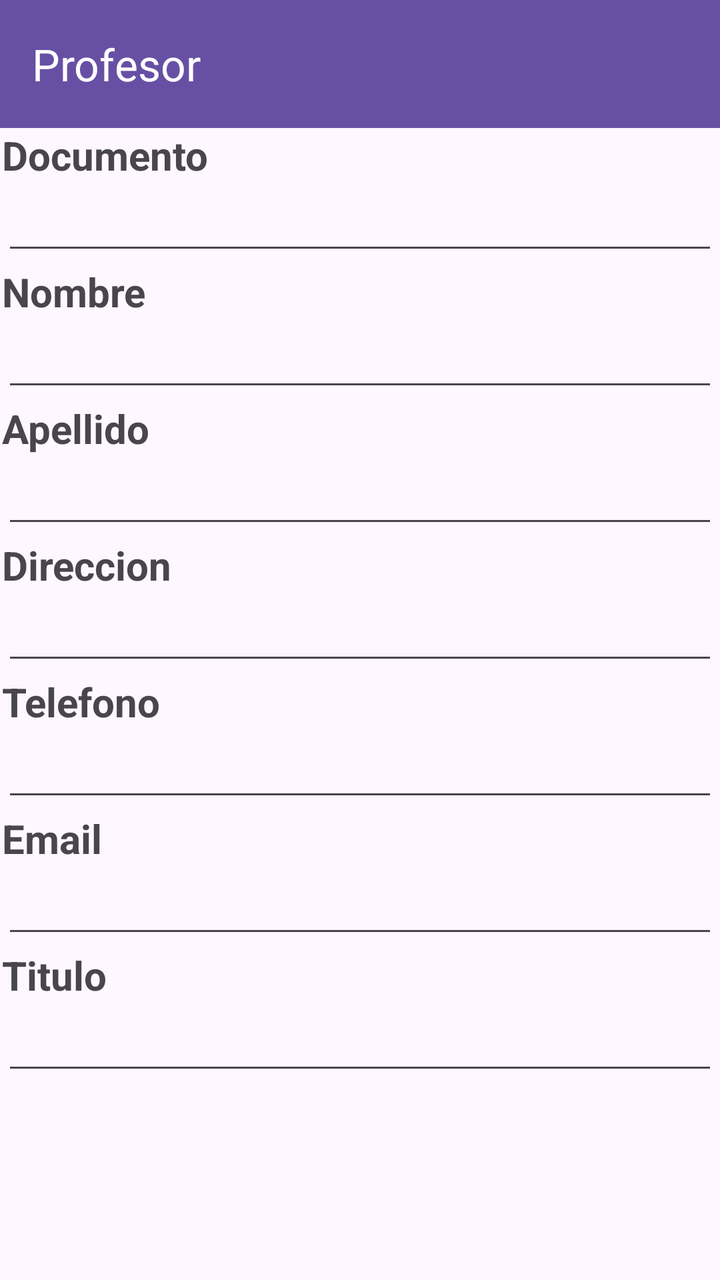
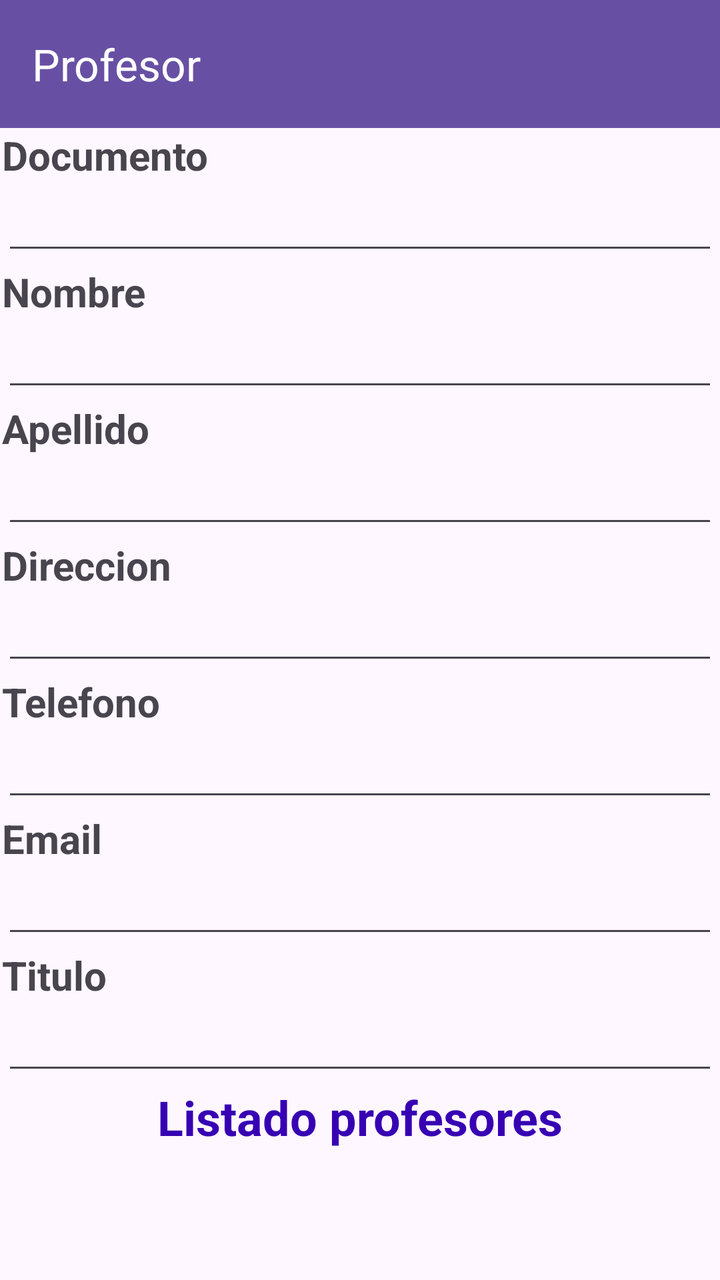

An Android layout rendered at two revisions. The XML below is the earlier revision; the diff shows what the commit changed to produce the second picture.
<!-- AndroidManifest.xml: application theme Theme.AppColegio3235588 -->
<!-- res/layout/activity_profesor.xml -->
<?xml version="1.0" encoding="utf-8"?>
<androidx.constraintlayout.widget.ConstraintLayout xmlns:android="http://schemas.android.com/apk/res/android"
    xmlns:app="http://schemas.android.com/apk/res-auto"
    xmlns:tools="http://schemas.android.com/tools"
    android:id="@+id/main"
    android:layout_width="match_parent"
    android:layout_height="match_parent"
    tools:context=".ProfesorActivity">

    <com.google.android.material.appbar.MaterialToolbar
        android:id="@+id/ToolbarProfesor"
        android:layout_width="0dp"
        android:layout_height="wrap_content"
        android:layout_marginBottom="1dp"
        android:background="?attr/colorPrimary"
        app:layout_constraintBottom_toTopOf="@+id/linearLayout2"
        app:layout_constraintEnd_toEndOf="parent"
        app:layout_constraintStart_toStartOf="parent"
        app:layout_constraintTop_toTopOf="parent"
        app:title="Profesor"
        app:titleTextColor="@android:color/white" />

    <LinearLayout
        android:layout_width="0dp"
        android:layout_height="0dp"
        android:layout_marginStart="1dp"
        android:layout_marginEnd="1dp"
        android:layout_marginBottom="1dp"
        android:orientation="vertical"
        app:layout_constraintBottom_toBottomOf="parent"
        app:layout_constraintEnd_toEndOf="parent"
        app:layout_constraintStart_toStartOf="parent"
        app:layout_constraintTop_toBottomOf="@+id/ToolbarProfesor">

        <TextView
            android:id="@+id/textView"
            android:layout_width="match_parent"
            android:layout_height="wrap_content"
            android:text="Documento"
            android:textSize="20sp"
            android:textStyle="bold" />

        <EditText
            android:id="@+id/TxtDocProf"
            android:layout_width="match_parent"
            android:layout_height="wrap_content"
            android:ems="10"
            android:inputType="number" />

        <TextView
            android:id="@+id/textView6"
            android:layout_width="match_parent"
            android:layout_height="wrap_content"
            android:text="Nombre"
            android:textSize="20sp"
            android:textStyle="bold" />

        <EditText
            android:id="@+id/TxtNomProf"
            android:layout_width="match_parent"
            android:layout_height="wrap_content"
            android:ems="10"
            android:inputType="text" />

        <TextView
            android:id="@+id/textView7"
            android:layout_width="match_parent"
            android:layout_height="wrap_content"
            android:text="Apellido"
            android:textSize="20sp"
            android:textStyle="bold" />

        <EditText
            android:id="@+id/TxtApeProf"
            android:layout_width="match_parent"
            android:layout_height="wrap_content"
            android:ems="10"
            android:inputType="text" />

        <TextView
            android:id="@+id/textView8"
            android:layout_width="match_parent"
            android:layout_height="wrap_content"
            android:text="Direccion"
            android:textSize="20sp"
            android:textStyle="bold" />

        <EditText
            android:id="@+id/TxtDireProf"
            android:layout_width="match_parent"
            android:layout_height="wrap_content"
            android:ems="10"
            android:inputType="text" />

        <TextView
            android:id="@+id/textView9"
            android:layout_width="match_parent"
            android:layout_height="wrap_content"
            android:text="Telefono"
            android:textSize="20sp"
            android:textStyle="bold" />

        <EditText
            android:id="@+id/TxtTelProf"
            android:layout_width="match_parent"
            android:layout_height="wrap_content"
            android:ems="10"
            android:inputType="phone" />

        <TextView
            android:id="@+id/textView10"
            android:layout_width="match_parent"
            android:layout_height="wrap_content"
            android:text="Email"
            android:textSize="20sp"
            android:textStyle="bold" />

        <EditText
            android:id="@+id/TxtEmaProf"
            android:layout_width="match_parent"
            android:layout_height="wrap_content"
            android:ems="10"
            android:inputType="textEmailAddress" />

        <TextView
            android:id="@+id/textView13"
            android:layout_width="match_parent"
            android:layout_height="wrap_content"
            android:text="Titulo"
            android:textSize="20sp"
            android:textStyle="bold" />

        <EditText
            android:id="@+id/TxtTituProf"
            android:layout_width="match_parent"
            android:layout_height="wrap_content"
            android:ems="10"
            android:inputType="text" />

    </LinearLayout>

</androidx.constraintlayout.widget.ConstraintLayout>
<!-- resources referenced by this layout -->
<resources>
  <style name="Theme.AppColegio3235588" parent="Base.Theme.AppColegio3235588" />
  <style name="Base.Theme.AppColegio3235588" parent="Theme.Material3.DayNight.NoActionBar">
          
          
      </style>
</resources>

<!-- the commit's change to res/layout/activity_profesor.xml (unified diff, before → after) -->
@@ -33,7 +33,7 @@
         app:layout_constraintTop_toBottomOf="@+id/ToolbarProfesor">
 
         <TextView
-            android:id="@+id/textView"
+            android:id="@+id/textView9"
             android:layout_width="match_parent"
             android:layout_height="wrap_content"
             android:text="Documento"
@@ -48,7 +48,7 @@
             android:inputType="number" />
 
         <TextView
-            android:id="@+id/textView6"
+            android:id="@+id/textView8"
             android:layout_width="match_parent"
             android:layout_height="wrap_content"
             android:text="Nombre"
@@ -78,7 +78,7 @@
             android:inputType="text" />
 
         <TextView
-            android:id="@+id/textView8"
+            android:id="@+id/textView10"
             android:layout_width="match_parent"
             android:layout_height="wrap_content"
             android:text="Direccion"
@@ -86,14 +86,14 @@
             android:textStyle="bold" />
 
         <EditText
-            android:id="@+id/TxtDireProf"
+            android:id="@+id/TxtDirProf"
             android:layout_width="match_parent"
             android:layout_height="wrap_content"
             android:ems="10"
             android:inputType="text" />
 
         <TextView
-            android:id="@+id/textView9"
+            android:id="@+id/textView11"
             android:layout_width="match_parent"
             android:layout_height="wrap_content"
             android:text="Telefono"
@@ -108,7 +108,7 @@
             android:inputType="phone" />
 
         <TextView
-            android:id="@+id/textView10"
+            android:id="@+id/textView12"
             android:layout_width="match_parent"
             android:layout_height="wrap_content"
             android:text="Email"
@@ -137,6 +137,23 @@
             android:ems="10"
             android:inputType="text" />
 
+        <TextView
+            android:id="@+id/textView14"
+            android:layout_width="match_parent"
+            android:layout_height="wrap_content"
+            android:gravity="center"
+            android:text="Listado profesores"
+            android:textColor="@color/design_default_color_primary_variant"
+            android:textSize="24sp"
+            android:textStyle="bold" />
+
+        <ListView
+            android:id="@+id/DatosProfesor"
+            android:layout_width="match_parent"
+            android:layout_height="0dp"
+            android:layout_weight="1" />
+
     </LinearLayout>
 
+
 </androidx.constraintlayout.widget.ConstraintLayout>
